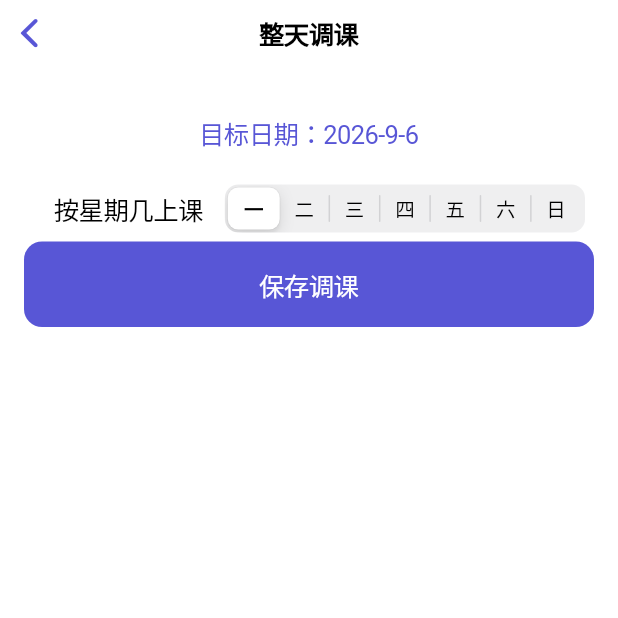
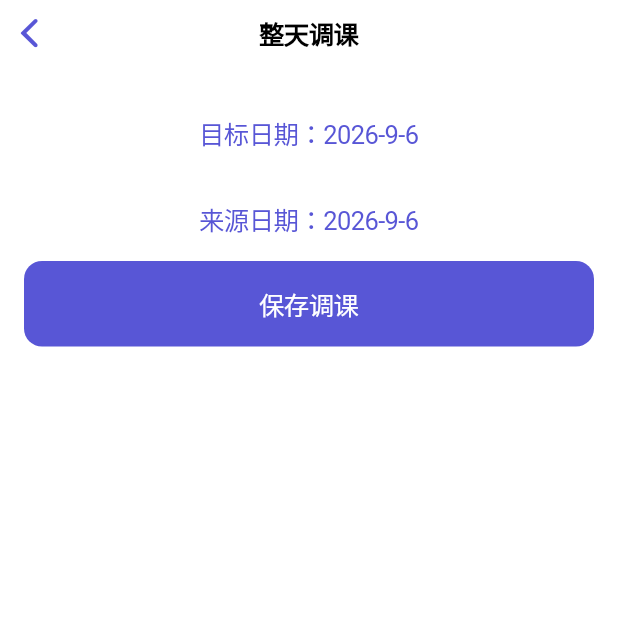
Before and after one commit to con9uer666/jlu-mobile-schedule, a Flutter app: the DaySwapPage screen opened directly, on a phone screen of 412 x 824 dp, the top half of it. Run offline on Flutter 3.47's test engine with Material 3 defaults, Android fonts, the phone set to English and light mode, and no system bars; our stand-ins replace flutter_local_notifications, flutter_riverpod, flutter_timezone, hive, hive_flutter, timezone; missing offline and left inert: flutter_inappwebview, home_widget; accounts and stored records are empty.

Commit message:
feat: use source dates for day swap overrides

```diff
--- a/lib/data/day_swap.dart
+++ b/lib/data/day_swap.dart
@@ -8,7 +8,7 @@ class DaySwap extends HiveObject {
   @HiveField(1)
   DateTime targetDate;
   @HiveField(2)
-  int sourceWeekday;
+  DateTime sourceDate;
 
-  DaySwap({required this.id, required this.targetDate, required this.sourceWeekday});
+  DaySwap({required this.id, required this.targetDate, required this.sourceDate});
 }
--- a/lib/ui/day_swap_page.dart
+++ b/lib/ui/day_swap_page.dart
@@ -4,7 +4,8 @@ import '../data/storage.dart';
 
 class DaySwapPage extends StatefulWidget { const DaySwapPage({super.key}); @override State<DaySwapPage> createState()=>_DaySwapPageState(); }
 class _DaySwapPageState extends State<DaySwapPage> {
-  DateTime _target=DateTime.now(); int _source=1;
-  Future<void> _add() async { final d=DateTime(_target.year,_target.month,_target.day); final id='${d.toIso8601String()}'; await AppStorage.daySwaps.put(id,DaySwap(id:id,targetDate:d,sourceWeekday:_source)); if(mounted)setState((){}); }
-  @override Widget build(BuildContext c)=>CupertinoPageScaffold(navigationBar:const CupertinoNavigationBar(middle:Text('整天调课')),child:SafeArea(child:ListView(padding:const EdgeInsets.all(16),children:[CupertinoButton(onPressed:()async{var d=_target;await showCupertinoModalPopup(context:c,builder:(_)=>SizedBox(height:280,child:CupertinoDatePicker(mode:CupertinoDatePickerMode.date,initialDateTime:d,onDateTimeChanged:(v)=>d=v)));if(mounted)setState(()=>_target=d);},child:Text('目标日期：${_target.year}-${_target.month}-${_target.day}')),CupertinoFormRow(prefix:const Text('按星期几上课'),child:CupertinoSlidingSegmentedControl<int>(groupValue:_source,children:const{1:Text('一'),2:Text('二'),3:Text('三'),4:Text('四'),5:Text('五'),6:Text('六'),7:Text('日')},onValueChanged:(v){if(v!=null)setState(()=>_source=v);})),CupertinoButton.filled(onPressed:_add,child:const Text('保存调课')),const SizedBox(height:20),for(final s in AppStorage.daySwaps.values)CupertinoListTile(title:Text('${s.targetDate.year}-${s.targetDate.month}-${s.targetDate.day} 按周${s.sourceWeekday}课程'),trailing:CupertinoButton(padding:EdgeInsets.zero,onPressed:(){s.delete();setState((){});},child:const Text('撤销',style:TextStyle(color:CupertinoColors.systemRed))))])));
+  DateTime _target=DateTime.now(), _source=DateTime.now();
+  Future<void> _add() async { final d=DateTime(_target.year,_target.month,_target.day); final s=DateTime(_source.year,_source.month,_source.day); final id=d.toIso8601String(); await AppStorage.daySwaps.put(id,DaySwap(id:id,targetDate:d,sourceDate:s)); if(mounted)setState((){}); }
+  @override Widget build(BuildContext c)=>CupertinoPageScaffold(navigationBar:const CupertinoNavigationBar(middle:Text('整天调课')),child:SafeArea(child:ListView(padding:const EdgeInsets.all(16),children:[_pick(c,true),_pick(c,false),CupertinoButton.filled(onPressed:_add,child:const Text('保存调课')),const SizedBox(height:20),for(final s in AppStorage.daySwaps.values)CupertinoListTile(title:Text('${s.targetDate.year}-${s.targetDate.month}-${s.targetDate.day} 按 ${s.sourceDate.year}-${s.sourceDate.month}-${s.sourceDate.day} 上课'),trailing:CupertinoButton(padding:EdgeInsets.zero,onPressed:(){s.delete();setState((){});},child:const Text('撤销',style:TextStyle(color:CupertinoColors.systemRed))))])));
+  Widget _pick(BuildContext c,bool target)=>CupertinoButton(onPressed:()async{var d=target?_target:_source;await showCupertinoModalPopup(context:c,builder:(_)=>SizedBox(height:280,child:CupertinoDatePicker(mode:CupertinoDatePickerMode.date,initialDateTime:d,onDateTimeChanged:(v)=>d=v)));if(mounted)setState(()=>target?_target=d:_source=d);},child:Text('${target?'目标':'来源'}日期：${(target?_target:_source).year}-${(target?_target:_source).month}-${(target?_target:_source).day}'));
 }
```
Also changed, not shown: lib/state/schedule_providers.dart (+7 -2 lines), lib/data/day_swap.g.dart.
